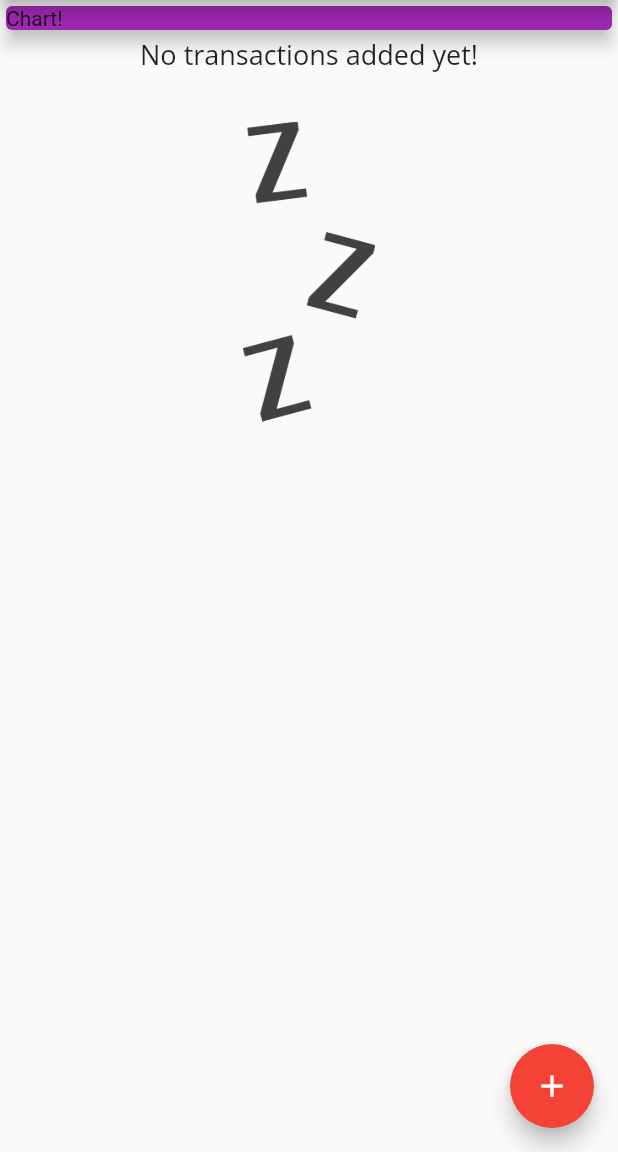
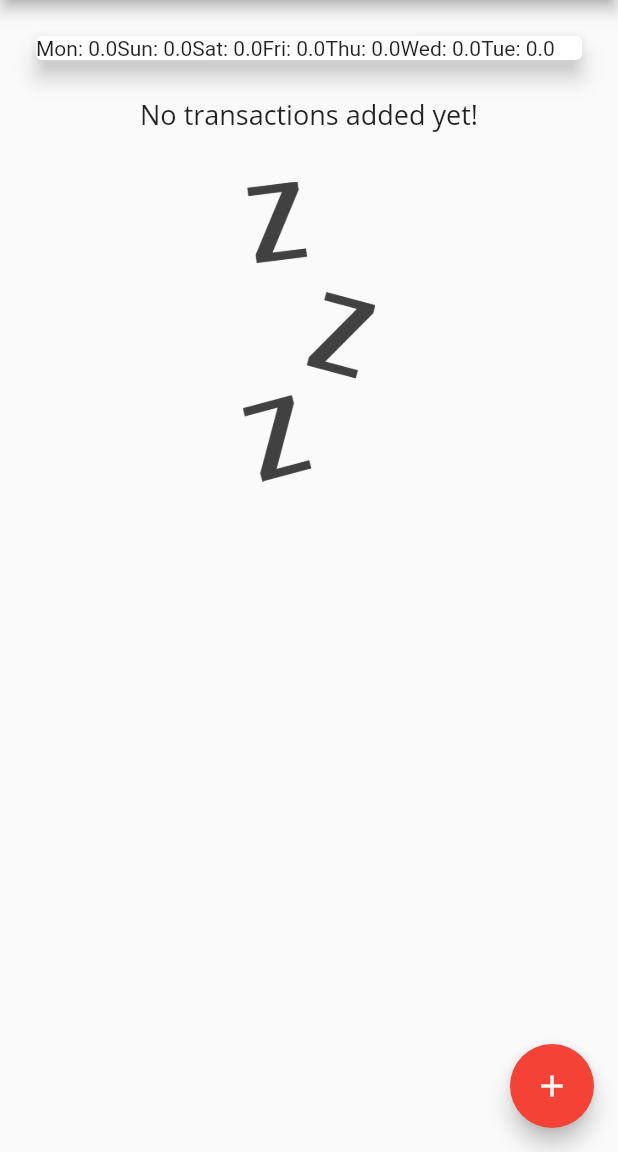
Before and after one commit to ajvelo/My-Expenses, a Flutter app: the screen it shows after launch, on a phone screen of 412 x 824 dp, the part 84-1236 px from its top. Run offline on Flutter 3.47's test engine with Material 2 defaults, Android fonts, the phone set to English and light mode, and no system bars.

Commit message:
Add chart bar

```diff
--- a/app/lib/main.dart
+++ b/app/lib/main.dart
@@ -1,3 +1,4 @@
+import 'package:app/widgets/chart.dart';
 import 'package:app/widgets/new_transaction.dart';
 import 'package:app/widgets/transaction_list.dart';
 import 'package:flutter/material.dart';
@@ -54,6 +55,13 @@ class _MyHomePageState extends State<MyHomePage> {
     //     date: DateTime.now()),
   ];
 
+  List<Transaction> get _recentTransactions {
+    return _userTransactions.where((transaction) {
+      return transaction.date
+          .isAfter(DateTime.now().subtract(Duration(days: 7)));
+    }).toList();
+  }
+
   void _addNewTransaction(String title, double amount) {
     final newTx = Transaction(
         id: DateTime.now().toString(),
@@ -95,14 +103,7 @@ class _MyHomePageState extends State<MyHomePage> {
         child: Column(
             crossAxisAlignment: CrossAxisAlignment.stretch,
             children: <Widget>[
-              Container(
-                width: double.infinity,
-                child: Card(
-                  color: Theme.of(context).primaryColor,
-                  child: Text('Chart!'),
-                  elevation: 5.0,
-                ),
-              ),
+              Chart(_recentTransactions),
               TransactionList(_userTransactions)
             ]),
       ),
--- /dev/null
+++ b/app/lib/widgets/chart.dart
@@ -0,0 +1,38 @@
+import 'package:app/models/transaction.dart';
+import 'package:flutter/material.dart';
+import 'package:intl/intl.dart';
+
+class Chart extends StatelessWidget {
+  final List<Transaction> recentTransactions;
+
+  Chart(this.recentTransactions);
+
+  List<Map<String, Object>> get groupedTransactionValues {
+    return List.generate(7, (index) {
+      final weekDay = DateTime.now().subtract(Duration(days: index));
+      var totalSum = 0.0;
+
+      for (var i = 0; i < recentTransactions.length; i++) {
+        if (recentTransactions[i].date.day == weekDay.day &&
+            recentTransactions[i].date.month == weekDay.month &&
+            recentTransactions[i].date.year == weekDay.year) {
+          totalSum += recentTransactions[i].amount;
+        }
+      }
+      return {'day': DateFormat.E().format(weekDay), 'amount': totalSum};
+    });
+  }
+
+  @override
+  Widget build(BuildContext context) {
+    return Card(
+      elevation: 6,
+      margin: EdgeInsets.all(24),
+      child: Row(
+        children: groupedTransactionValues.map((e) {
+          return Text('${e['day']}: ${e['amount']}');
+        }).toList(),
+      ),
+    );
+  }
+}
```
Also changed, not shown: app/lib/widgets/chart_bar.dart (added, +49 -0 lines).
